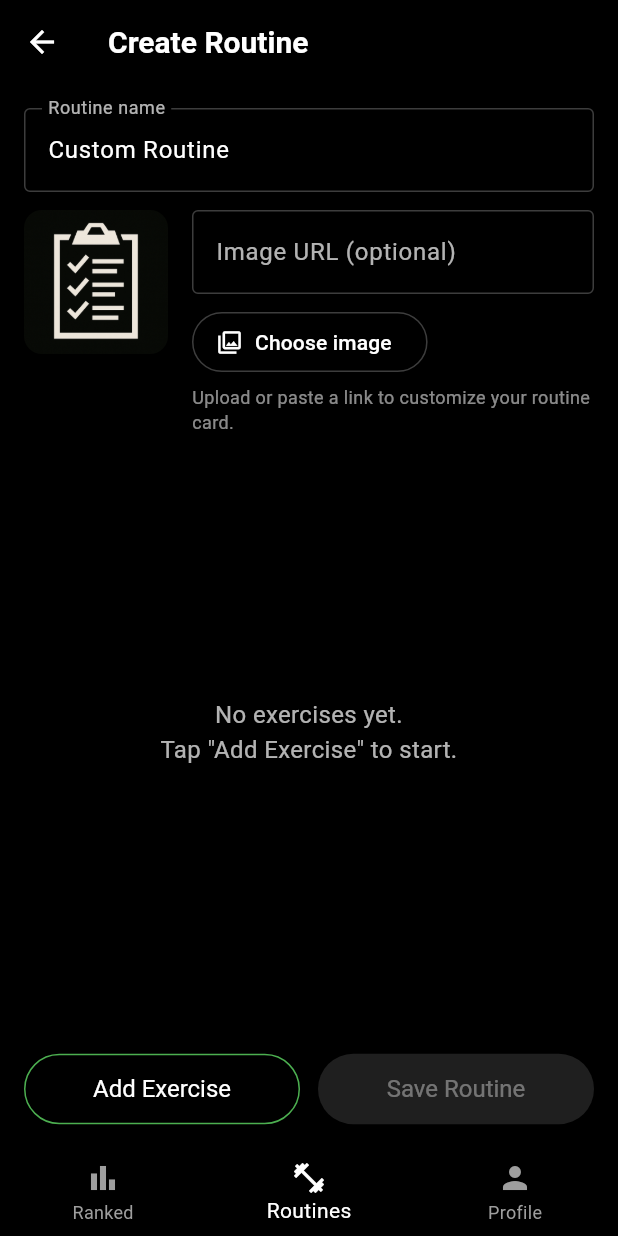
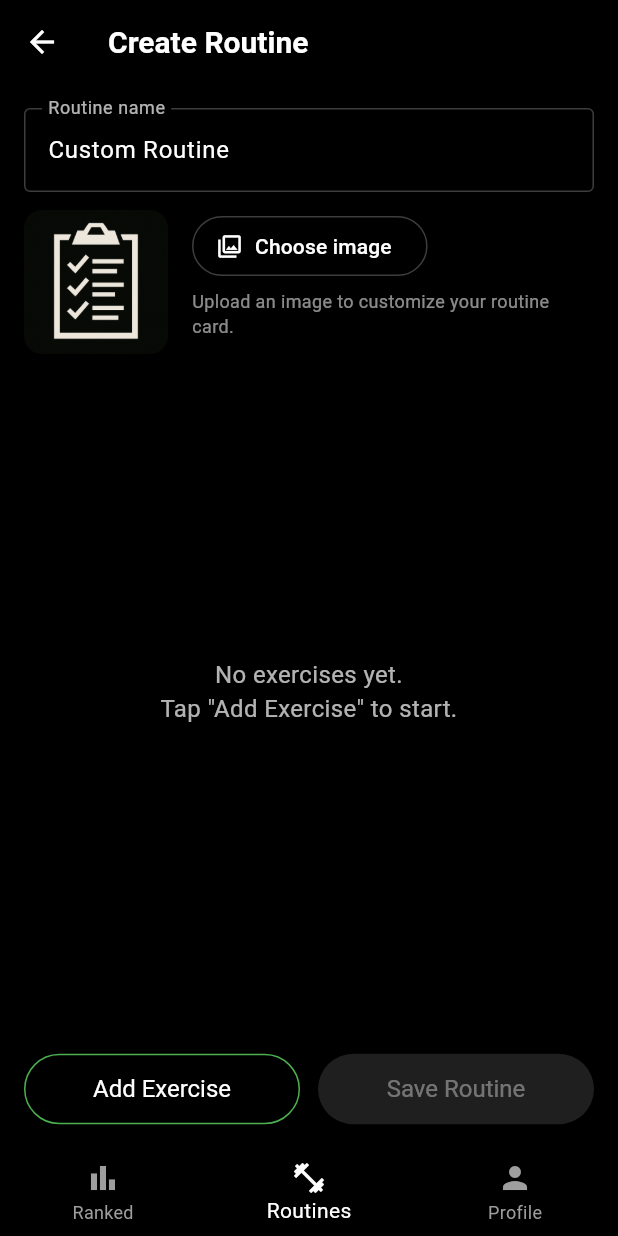
Before and after one commit to RepDuel/RepDuel, a Flutter app: the CustomRoutineScreen screen opened by its route, after a tap on "Choose image", on a phone screen of 412 x 824 dp. Run offline on Flutter 3.47's test engine with Material 3 defaults, Android fonts, the phone set to English and light mode, and no system bars; our stand-ins replace cookie_jar, dio, dio_cookie_manager, fl_chart, flutter_dotenv, flutter_riverpod and 6 more; missing offline and left inert: dio_web_adapter, flutter_stripe, purchases_flutter; accounts and stored records are empty; network calls fail; project files that could hold a hidden picture were left out.

Commit message:
remove open URL

```diff
--- a/frontend/lib/features/routines/screens/custom_routine_screen.dart
+++ b/frontend/lib/features/routines/screens/custom_routine_screen.dart
@@ -36,7 +36,6 @@ class _CustomRoutineScreenState extends ConsumerState<CustomRoutineScreen> {
   bool _uploadingImage = false;
 
   late final TextEditingController _nameCtrl;
-  late final TextEditingController _imgCtrl;
   String? _imagePreviewUrl;
 
   @override
@@ -45,7 +44,6 @@ class _CustomRoutineScreenState extends ConsumerState<CustomRoutineScreen> {
     if (widget.mode == RoutineEditorMode.edit && widget.initial != null) {
       final r = widget.initial!;
       _nameCtrl = TextEditingController(text: r.name);
-      _imgCtrl = TextEditingController(text: r.imageUrl ?? '');
       _imagePreviewUrl = r.imageUrl;
       _items.addAll(
         r.scenarios.map((s) => _CustomExercise(
@@ -61,32 +59,14 @@ class _CustomRoutineScreenState extends ConsumerState<CustomRoutineScreen> {
       );
     } else {
       _nameCtrl = TextEditingController(text: 'Custom Routine');
-      _imgCtrl = TextEditingController(text: '');
       _imagePreviewUrl = null;
     }
-    _imgCtrl.addListener(_handleImageUrlChange);
-    _handleImageUrlChange();
   }
 
   @override
   void dispose() {
-    _imgCtrl.removeListener(_handleImageUrlChange);
     _nameCtrl.dispose();
-    _imgCtrl.dispose();
     super.dispose();
-  }
-
-  void _handleImageUrlChange() {
-    final trimmed = _imgCtrl.text.trim();
-    if (trimmed.isEmpty && _imagePreviewUrl == null) {
-      return;
-    }
-    if (trimmed == _imagePreviewUrl) {
-      return;
-    }
-    setState(() {
-      _imagePreviewUrl = trimmed.isEmpty ? null : trimmed;
-    });
   }
 
   Future<void> _addExercise() async {
@@ -174,7 +154,6 @@ class _CustomRoutineScreenState extends ConsumerState<CustomRoutineScreen> {
       }
 
       setState(() {
-        _imgCtrl.text = imageUrl;
         _imagePreviewUrl = imageUrl;
       });
 
@@ -219,7 +198,10 @@ class _CustomRoutineScreenState extends ConsumerState<CustomRoutineScreen> {
 
     final payload = {
       "name": name,
-      "image_url": _imgCtrl.text.trim().isEmpty ? null : _imgCtrl.text.trim(),
+      "image_url":
+          _imagePreviewUrl == null || _imagePreviewUrl!.trim().isEmpty
+              ? null
+              : _imagePreviewUrl!.trim(),
       "scenarios": _items
           .map((e) => {
                 "scenario_id": e.scenarioId,
@@ -326,21 +308,6 @@ class _CustomRoutineScreenState extends ConsumerState<CustomRoutineScreen> {
                   child: Column(
                     crossAxisAlignment: CrossAxisAlignment.start,
                     children: [
-                      TextField(
-                        controller: _imgCtrl,
-                        style: const TextStyle(color: Colors.white),
-                        decoration: const InputDecoration(
-                          labelText: 'Image URL (optional)',
-                          labelStyle: TextStyle(color: Colors.white70),
-                          enabledBorder: OutlineInputBorder(
-                            borderSide: BorderSide(color: Colors.white24),
-                          ),
-                          focusedBorder: OutlineInputBorder(
-                            borderSide: BorderSide(color: Colors.white54),
-                          ),
-                        ),
-                      ),
-                      const SizedBox(height: 8),
                       OutlinedButton.icon(
                         onPressed: _uploadingImage ? null : _pickImage,
                         style: OutlinedButton.styleFrom(
@@ -358,9 +325,22 @@ class _CustomRoutineScreenState extends ConsumerState<CustomRoutineScreen> {
                           _uploadingImage ? 'Uploading…' : 'Choose image',
                         ),
                       ),
+                      if (_imagePreviewUrl != null) ...[
+                        const SizedBox(height: 8),
+                        TextButton.icon(
+                          onPressed: _uploadingImage
+                              ? null
+                              : () => setState(() => _imagePreviewUrl = null),
+                          style: TextButton.styleFrom(
+                            foregroundColor: Colors.white70,
+                          ),
+                          icon: const Icon(Icons.delete_outline),
+                          label: const Text('Remove image'),
+                        ),
+                      ],
                       const SizedBox(height: 4),
                       const Text(
-                        'Upload or paste a link to customize your routine card.',
+                        'Upload an image to customize your routine card.',
                         style: TextStyle(color: Colors.white54, fontSize: 12),
                       ),
                     ],
```
Also changed, not shown: 1 other file.
